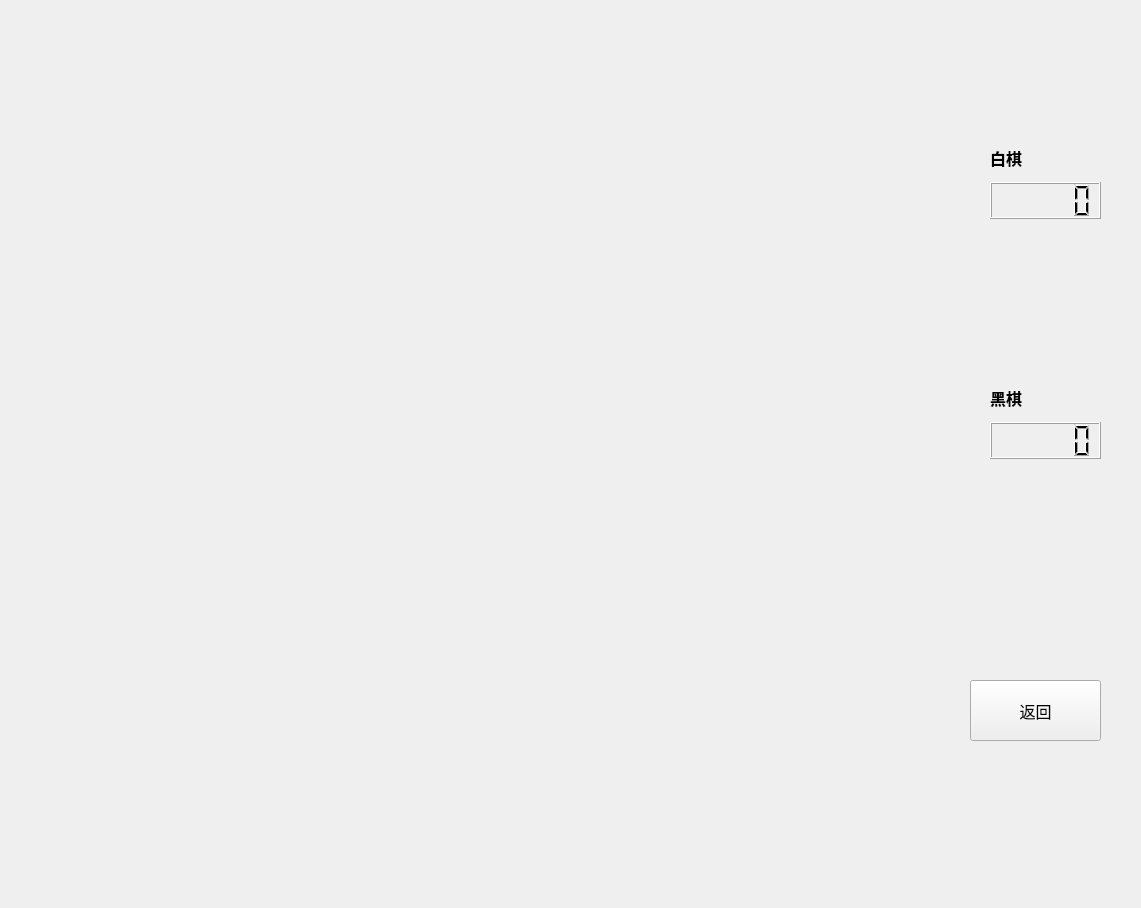
Above: Gobang/gamewighet.ui from hwizard-wph/homework before the change. Below: the same form after it.
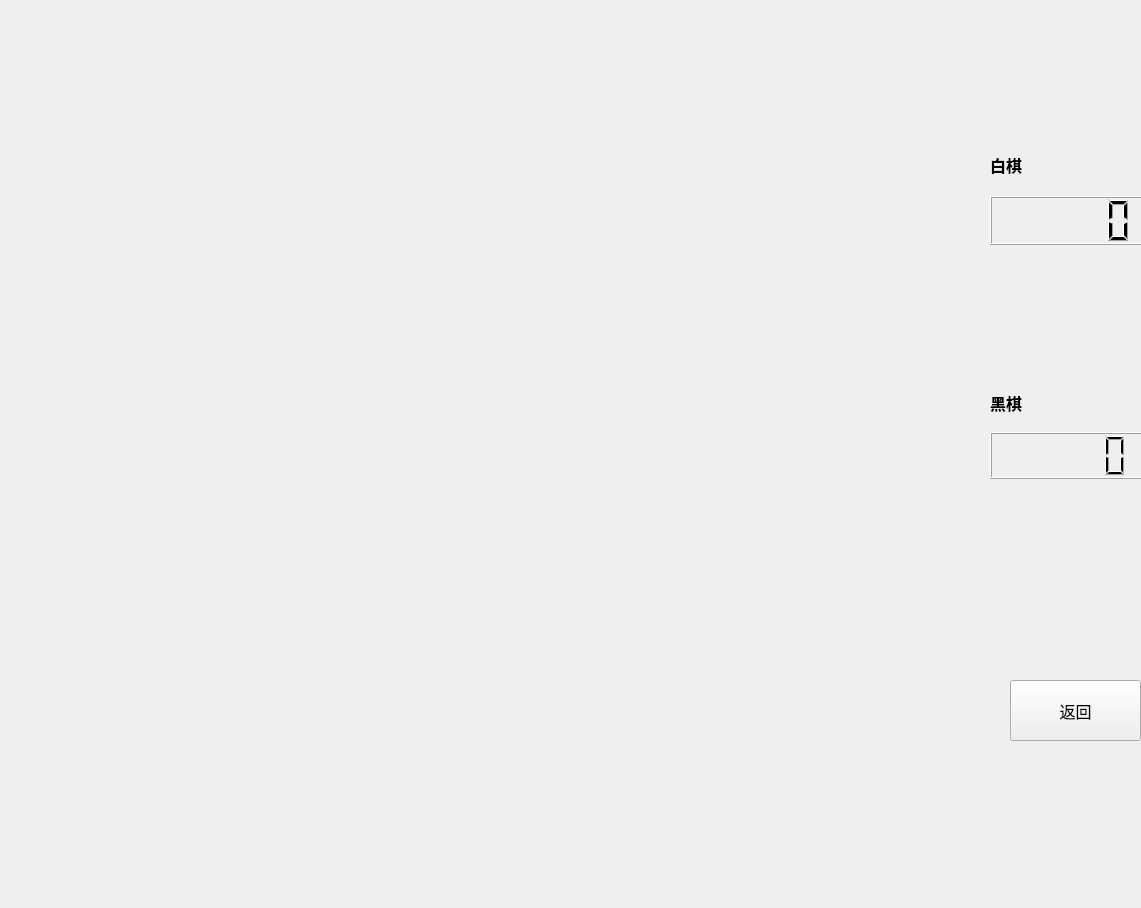
That is the form after the change. Icons and pictures are not drawn.

The edit to the form file:
```diff
--- a/Gobang/gamewighet.ui
+++ b/Gobang/gamewighet.ui
@@ -23,8 +23,8 @@
     <rect>
      <x>990</x>
      <y>140</y>
-     <width>111</width>
-     <height>121</height>
+     <width>161</width>
+     <height>161</height>
     </rect>
    </property>
    <layout class="QVBoxLayout" name="verticalLayout">
@@ -69,8 +69,8 @@
     <rect>
      <x>990</x>
      <y>380</y>
-     <width>111</width>
-     <height>121</height>
+     <width>161</width>
+     <height>151</height>
     </rect>
    </property>
    <layout class="QVBoxLayout" name="verticalLayout_2">
@@ -116,7 +116,7 @@
   <widget class="QPushButton" name="returnButton">
    <property name="geometry">
     <rect>
-     <x>970</x>
+     <x>1010</x>
      <y>680</y>
      <width>131</width>
      <height>61</height>
```
